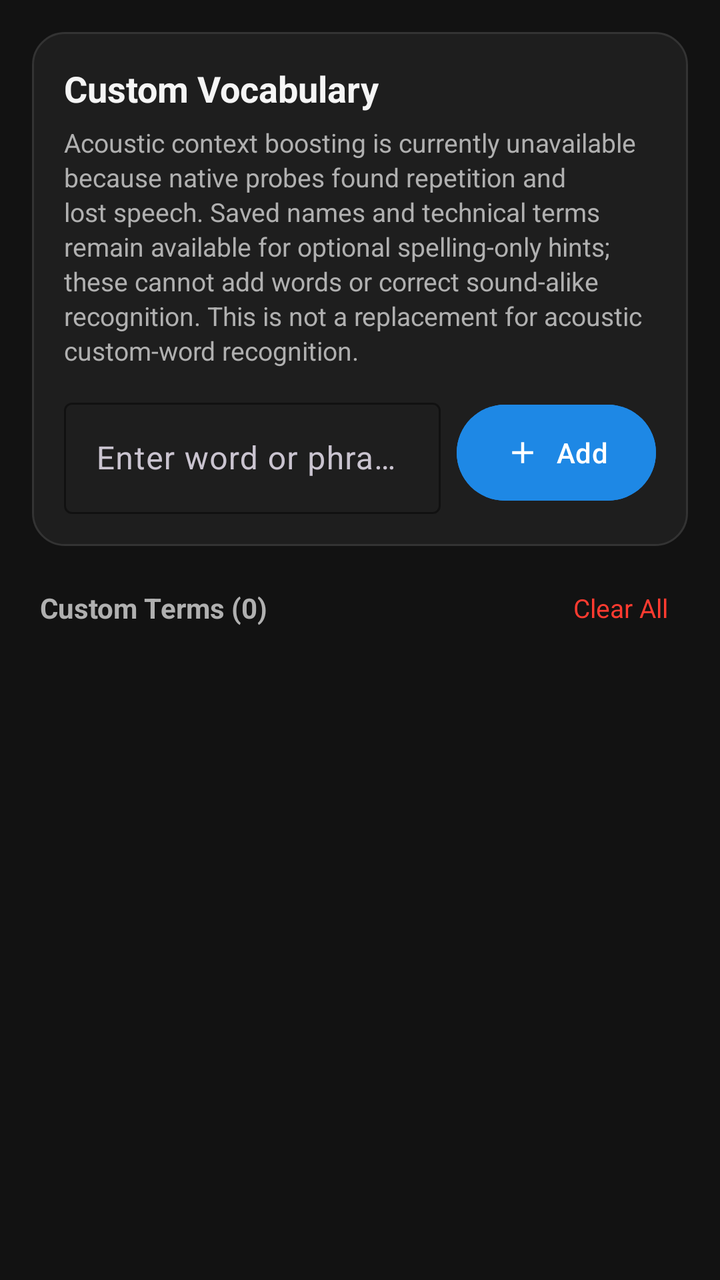
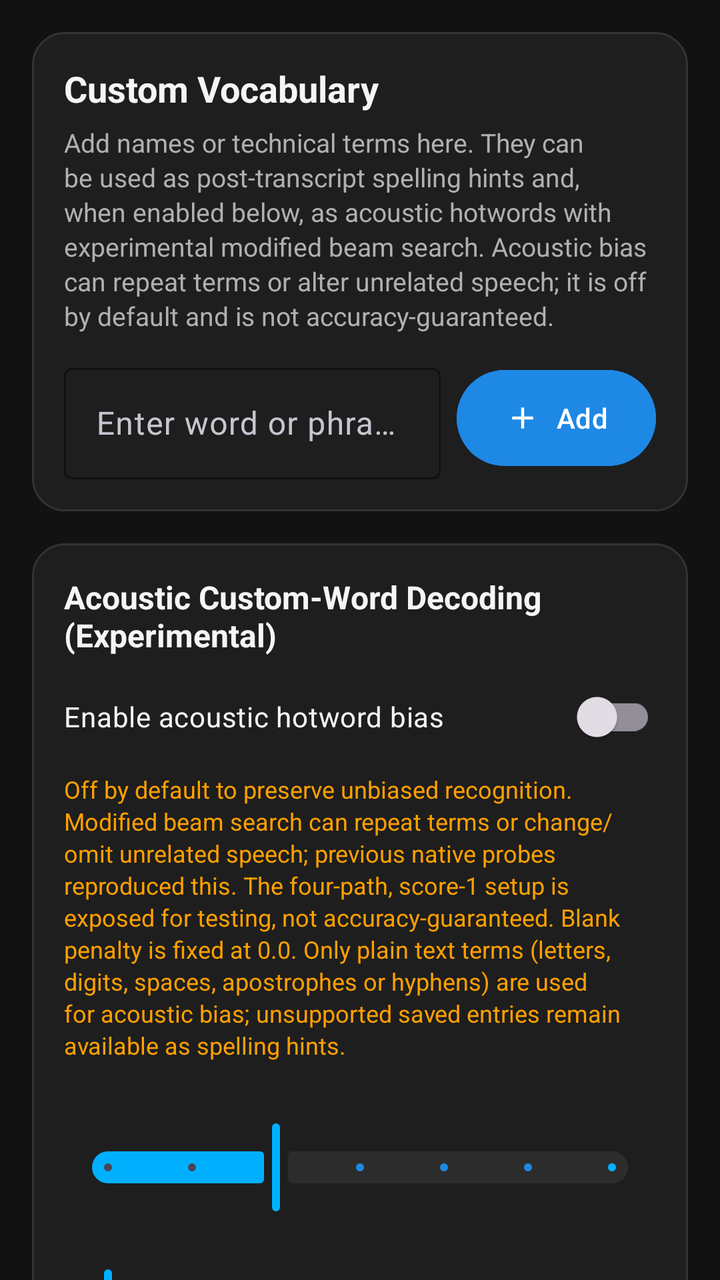

Before-and-after screenshots of an Android layout around one commit, followed by the original layout XML and the change that was made.
<!-- AndroidManifest.xml: application theme Theme.VoiceDictation -->
<!-- res/layout/tab_vocabulary.xml -->
<?xml version="1.0" encoding="utf-8"?>
<LinearLayout xmlns:android="http://schemas.android.com/apk/res/android"
    xmlns:app="http://schemas.android.com/apk/res-auto"
    android:layout_width="match_parent"
    android:layout_height="match_parent"
    android:orientation="vertical"
    android:padding="16dp"
    android:background="@color/background_dark">

    
    <LinearLayout
        android:layout_width="match_parent"
        android:layout_height="wrap_content"
        android:orientation="vertical"
        android:background="@drawable/bg_card"
        android:padding="16dp"
        android:layout_marginBottom="16dp">

        <TextView
            android:layout_width="wrap_content"
            android:layout_height="wrap_content"
            android:text="@string/vocabulary_title"
            android:textColor="@color/text_primary"
            android:textSize="18sp"
            android:textStyle="bold"
            android:layout_marginBottom="6dp" />

        <TextView
            android:layout_width="match_parent"
            android:layout_height="wrap_content"
            android:text="@string/vocabulary_hint"
            android:textColor="@color/text_secondary"
            android:textSize="13sp"
            android:lineSpacingExtra="2dp"
            android:layout_marginBottom="12dp" />

        <LinearLayout
            android:layout_width="match_parent"
            android:layout_height="wrap_content"
            android:orientation="horizontal"
            android:gravity="center_vertical">

            <com.google.android.material.textfield.TextInputLayout
                android:id="@+id/tilWordInput"
                style="@style/Widget.Material3.TextInputLayout.OutlinedBox"
                android:layout_width="0dp"
                android:layout_height="wrap_content"
                android:layout_weight="1"
                android:hint="@string/add_word_hint"
                app:boxStrokeColor="@color/accent"
                app:hintTextColor="@color/accent"
                android:layout_marginEnd="8dp">

                <com.google.android.material.textfield.TextInputEditText
                    android:id="@+id/etNewWord"
                    android:layout_width="match_parent"
                    android:layout_height="wrap_content"
                    android:inputType="textCapWords"
                    android:textColor="@color/text_primary"
                    android:imeOptions="actionDone"
                    android:singleLine="true" />
            </com.google.android.material.textfield.TextInputLayout>

            <com.google.android.material.button.MaterialButton
                android:id="@+id/btnAddWord"
                android:layout_width="wrap_content"
                android:layout_height="56dp"
                android:text="@string/btn_add"
                android:backgroundTint="@color/primary"
                app:icon="@drawable/ic_add" />
        </LinearLayout>
    </LinearLayout>

    
    <LinearLayout
        android:layout_width="match_parent"
        android:layout_height="wrap_content"
        android:orientation="horizontal"
        android:gravity="center_vertical"
        android:layout_marginBottom="8dp"
        android:paddingHorizontal="4dp">

        <TextView
            android:id="@+id/tvVocabularyCount"
            android:layout_width="0dp"
            android:layout_height="wrap_content"
            android:layout_weight="1"
            android:text="Custom Terms (0)"
            android:textColor="@color/text_secondary"
            android:textSize="14sp"
            android:textStyle="bold" />

        <TextView
            android:id="@+id/tvClearVocabulary"
            android:layout_width="wrap_content"
            android:layout_height="wrap_content"
            android:text="Clear All"
            android:textColor="@color/recording_red"
            android:textSize="13sp"
            android:clickable="true"
            android:focusable="true"
            android:padding="6dp" />
    </LinearLayout>

    
    <androidx.recyclerview.widget.RecyclerView
        android:id="@+id/rvVocabulary"
        android:layout_width="match_parent"
        android:layout_height="0dp"
        android:layout_weight="1"
        android:clipToPadding="false"
        android:paddingBottom="16dp" />

    
    <TextView
        android:id="@+id/tvEmptyVocabulary"
        android:layout_width="match_parent"
        android:layout_height="0dp"
        android:layout_weight="1"
        android:gravity="center"
        android:text="@string/empty_vocabulary"
        android:textColor="@color/text_secondary"
        android:textSize="14sp"
        android:padding="24dp"
        android:visibility="gone" />

</LinearLayout>
<!-- resources referenced by this layout -->
<resources>
  <color name="accent">#00B0FF</color>
  <color name="background_dark">#121212</color>
  <color name="primary">#1E88E5</color>
  <color name="recording_red">#FF3B30</color>
  <color name="text_primary">#F5F5F5</color>
  <color name="text_secondary">#B0B0B0</color>
  <!-- drawable bg_card (drawable) -->
  <?xml version="1.0" encoding="utf-8"?>
  <shape xmlns:android="http://schemas.android.com/apk/res/android"
      android:shape="rectangle">
      <solid android:color="@color/surface_dark" />
      <corners android:radius="16dp" />
      <stroke
          android:width="1dp"
          android:color="@color/divider" />
  </shape>
  <!-- drawable ic_add (drawable) -->
  <vector xmlns:android="http://schemas.android.com/apk/res/android"
      android:width="24dp"
      android:height="24dp"
      android:viewportWidth="24"
      android:viewportHeight="24">
      <path
          android:fillColor="#FFFFFFFF"
          android:pathData="M19,13h-6v6h-2v-6H5v-2h6V5h2v6h6v2z"/>
  </vector>
  <string name="add_word_hint">Enter word or phrase</string>
  <string name="btn_add">Add</string>
  <string name="empty_vocabulary">No custom vocabulary added yet. Add optional spelling hints above.</string>
  <string name="vocabulary_hint">Acoustic context boosting is currently unavailable because native probes found repetition and lost speech. Saved names and technical terms remain available for optional spelling-only hints; these cannot add words or correct sound-alike recognition. This is not a replacement for acoustic custom-word recognition.</string>
  <string name="vocabulary_title">Custom Vocabulary</string>
  <style name="Theme.VoiceDictation" parent="Theme.Material3.Dark.NoActionBar">
          <item name="colorPrimary">@color/primary</item>
          <item name="colorOnPrimary">#FFFFFF</item>
          <item name="colorPrimaryContainer">@color/primary_container</item>
          <item name="colorOnPrimaryContainer">@color/on_primary_container</item>
          <item name="colorSecondary">@color/accent</item>
          <item name="android:windowBackground">@color/background_dark</item>
          <item name="android:statusBarColor">@color/background_dark</item>
          <item name="android:navigationBarColor">@color/background_dark</item>
      </style>
  <color name="surface_dark">#1E1E1E</color>
  <color name="divider">#333333</color>
  <color name="primary_container">#D1E4FF</color>
  <color name="on_primary_container">#001D36</color>
</resources>

<!-- the commit's change to res/layout/tab_vocabulary.xml (unified diff, before → after) -->
@@ -1,11 +1,16 @@
 <?xml version="1.0" encoding="utf-8"?>
-<LinearLayout xmlns:android="http://schemas.android.com/apk/res/android"
+<androidx.core.widget.NestedScrollView xmlns:android="http://schemas.android.com/apk/res/android"
     xmlns:app="http://schemas.android.com/apk/res-auto"
     android:layout_width="match_parent"
     android:layout_height="match_parent"
-    android:orientation="vertical"
-    android:padding="16dp"
+    android:fillViewport="true"
     android:background="@color/background_dark">
+
+    <LinearLayout
+        android:layout_width="match_parent"
+        android:layout_height="wrap_content"
+        android:orientation="vertical"
+        android:padding="16dp">
 
     
     <LinearLayout
@@ -75,6 +80,84 @@
     <LinearLayout
         android:layout_width="match_parent"
         android:layout_height="wrap_content"
+        android:orientation="vertical"
+        android:background="@drawable/bg_card"
+        android:padding="16dp"
+        android:layout_marginBottom="16dp">
+
+        <TextView
+            android:layout_width="match_parent"
+            android:layout_height="wrap_content"
+            android:text="@string/acoustic_vocabulary_title"
+            android:textColor="@color/text_primary"
+            android:textSize="16sp"
+            android:textStyle="bold"
+            android:layout_marginBottom="6dp" />
+
+        <com.google.android.material.switchmaterial.SwitchMaterial
+            android:id="@+id/switchAcousticVocabulary"
+            android:layout_width="match_parent"
+            android:layout_height="wrap_content"
+            android:text="@string/acoustic_vocabulary_toggle"
+            android:textColor="@color/text_primary" />
+
+        <TextView
+            android:id="@+id/tvAcousticVocabularyWarning"
+            android:layout_width="match_parent"
+            android:layout_height="wrap_content"
+            android:text="@string/acoustic_vocabulary_warning"
+            android:textColor="@color/warning"
+            android:textSize="12sp"
+            android:lineSpacingExtra="2dp"
+            android:layout_marginTop="4dp"
+            android:layout_marginBottom="10dp" />
+
+        <TextView
+            android:id="@+id/tvMaxActivePaths"
+            android:layout_width="match_parent"
+            android:layout_height="wrap_content"
+            android:textColor="@color/text_primary"
+            android:textSize="14sp" />
+
+        <com.google.android.material.slider.Slider
+            android:id="@+id/sliderMaxActivePaths"
+            android:layout_width="match_parent"
+            android:layout_height="wrap_content"
+            android:valueFrom="2"
+            android:valueTo="8"
+            android:stepSize="1"
+            android:value="4"
+            android:contentDescription="@string/max_active_paths_label"
+            app:thumbColor="@color/accent"
+            app:trackColorActive="@color/accent"
+            app:trackColorInactive="@color/surface_variant_dark" />
+
+        <TextView
+            android:id="@+id/tvHotwordsScore"
+            android:layout_width="match_parent"
+            android:layout_height="wrap_content"
+            android:textColor="@color/text_primary"
+            android:textSize="14sp"
+            android:layout_marginTop="6dp" />
+
+        <com.google.android.material.slider.Slider
+            android:id="@+id/sliderHotwordsScore"
+            android:layout_width="match_parent"
+            android:layout_height="wrap_content"
+            android:valueFrom="1.0"
+            android:valueTo="5.0"
+            android:stepSize="0.1"
+            android:value="1.0"
+            android:contentDescription="@string/hotwords_score_label"
+            app:thumbColor="@color/accent"
+            app:trackColorActive="@color/accent"
+            app:trackColorInactive="@color/surface_variant_dark" />
+    </LinearLayout>
+
+    
+    <LinearLayout
+        android:layout_width="match_parent"
+        android:layout_height="wrap_content"
         android:orientation="horizontal"
         android:gravity="center_vertical"
         android:layout_marginBottom="8dp"
@@ -106,17 +189,17 @@
     <androidx.recyclerview.widget.RecyclerView
         android:id="@+id/rvVocabulary"
         android:layout_width="match_parent"
-        android:layout_height="0dp"
-        android:layout_weight="1"
+        android:layout_height="wrap_content"
         android:clipToPadding="false"
+        android:nestedScrollingEnabled="false"
         android:paddingBottom="16dp" />
 
     
     <TextView
         android:id="@+id/tvEmptyVocabulary"
         android:layout_width="match_parent"
-        android:layout_height="0dp"
-        android:layout_weight="1"
+        android:layout_height="wrap_content"
+        android:minHeight="160dp"
         android:gravity="center"
         android:text="@string/empty_vocabulary"
         android:textColor="@color/text_secondary"
@@ -124,4 +207,5 @@
         android:padding="24dp"
         android:visibility="gone" />
 
-</LinearLayout>
+    </LinearLayout>
+</androidx.core.widget.NestedScrollView>
<!-- resource entries referenced after the edit -->
@@ -4,8 +4,10 @@
   <color name="background_dark">#121212</color>
   <color name="primary">#1E88E5</color>
   <color name="recording_red">#FF3B30</color>
+  <color name="surface_variant_dark">#2C2C2C</color>
   <color name="text_primary">#F5F5F5</color>
   <color name="text_secondary">#B0B0B0</color>
+  <color name="warning">#FFA000</color>
   <!-- drawable bg_card (drawable) -->
   <?xml version="1.0" encoding="utf-8"?>
   <shape xmlns:android="http://schemas.android.com/apk/res/android"
@@ -26,10 +28,15 @@
           android:fillColor="#FFFFFFFF"
           android:pathData="M19,13h-6v6h-2v-6H5v-2h6V5h2v6h6v2z"/>
   </vector>
+  <string name="acoustic_vocabulary_title">Acoustic Custom-Word Decoding (Experimental)</string>
+  <string name="acoustic_vocabulary_toggle">Enable acoustic hotword bias</string>
+  <string name="acoustic_vocabulary_warning">Off by default to preserve unbiased recognition. Modified beam search can repeat terms or change/omit unrelated speech; previous native probes reproduced this. The four-path, score-1 setup is exposed for testing, not accuracy-guaranteed. Blank penalty is fixed at 0.0. Only plain text terms (letters, digits, spaces, apostrophes or hyphens) are used for acoustic bias; unsupported saved entries remain available as spelling hints.</string>
   <string name="add_word_hint">Enter word or phrase</string>
   <string name="btn_add">Add</string>
-  <string name="empty_vocabulary">No custom vocabulary added yet. Add optional spelling hints above.</string>
-  <string name="vocabulary_hint">Acoustic context boosting is currently unavailable because native probes found repetition and lost speech. Saved names and technical terms remain available for optional spelling-only hints; these cannot add words or correct sound-alike recognition. This is not a replacement for acoustic custom-word recognition.</string>
+  <string name="empty_vocabulary">No custom terms yet. Add terms above to use as spelling hints or experimental acoustic hotwords.</string>
+  <string name="hotwords_score_label">Hotword score</string>
+  <string name="max_active_paths_label">Active search paths</string>
+  <string name="vocabulary_hint">Add names or technical terms here. They can be used as post-transcript spelling hints and, when enabled below, as acoustic hotwords with experimental modified beam search. Acoustic bias can repeat terms or alter unrelated speech; it is off by default and is not accuracy-guaranteed.</string>
   <string name="vocabulary_title">Custom Vocabulary</string>
   <style name="Theme.VoiceDictation" parent="Theme.Material3.Dark.NoActionBar">
           <item name="colorPrimary">@color/primary</item>
